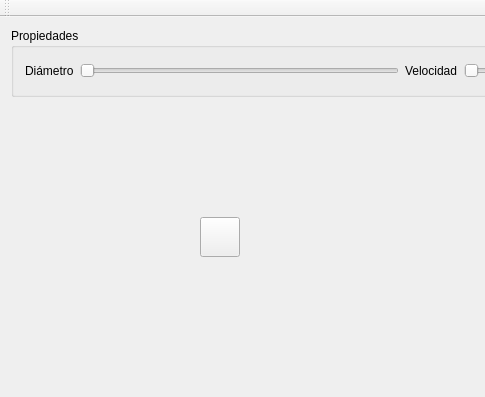
Old version of the form pong/pong_window.ui in the repository alxperezECI/ALSE_2320; both pictures show x 0 to 485 and y 0 to 397 of the 800 by 600 pixel window.
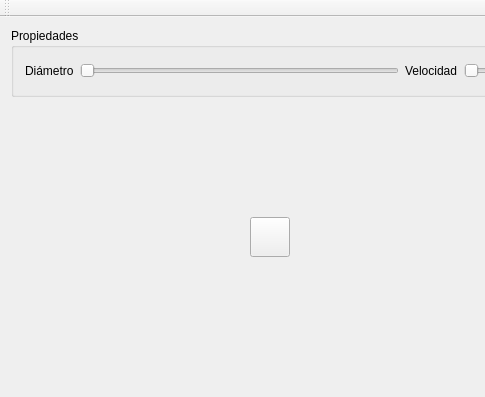
New version of the form.

Diff of the .ui file:
```diff
--- a/pong/pong_window.ui
+++ b/pong/pong_window.ui
@@ -23,7 +23,7 @@
    <widget class="QPushButton" name="cmd_boton">
     <property name="geometry">
      <rect>
-      <x>200</x>
+      <x>250</x>
       <y>200</y>
       <width>40</width>
       <height>40</height>
```
Left out of the diff: 2 changed lines with no effect on the pictures.
